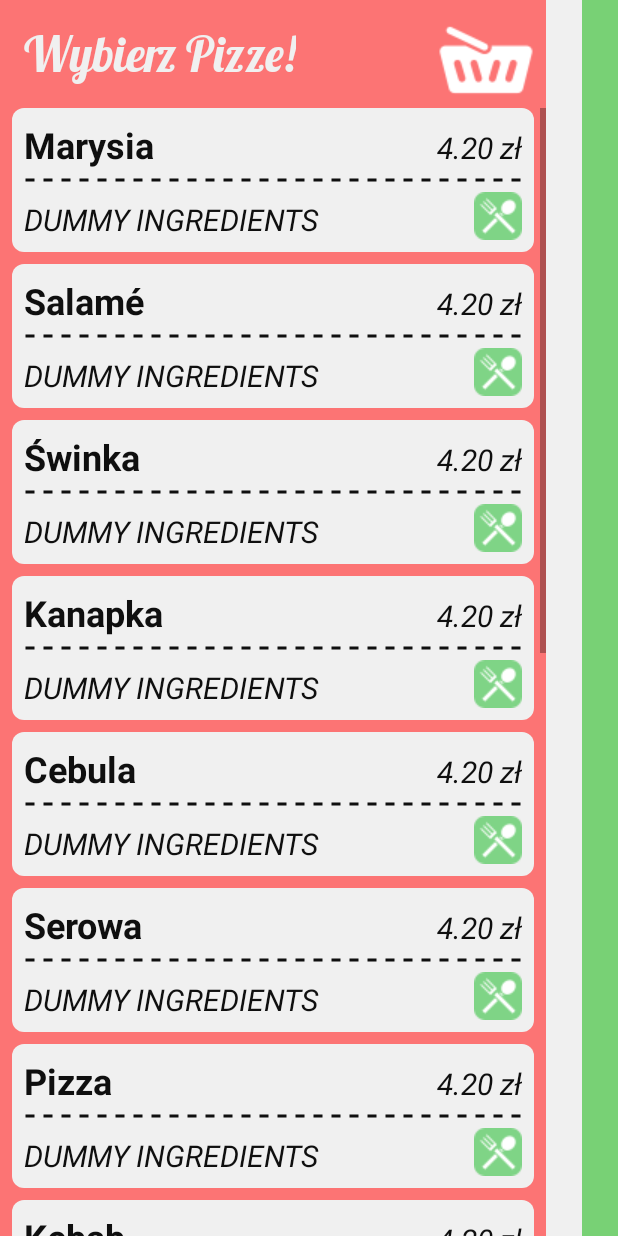
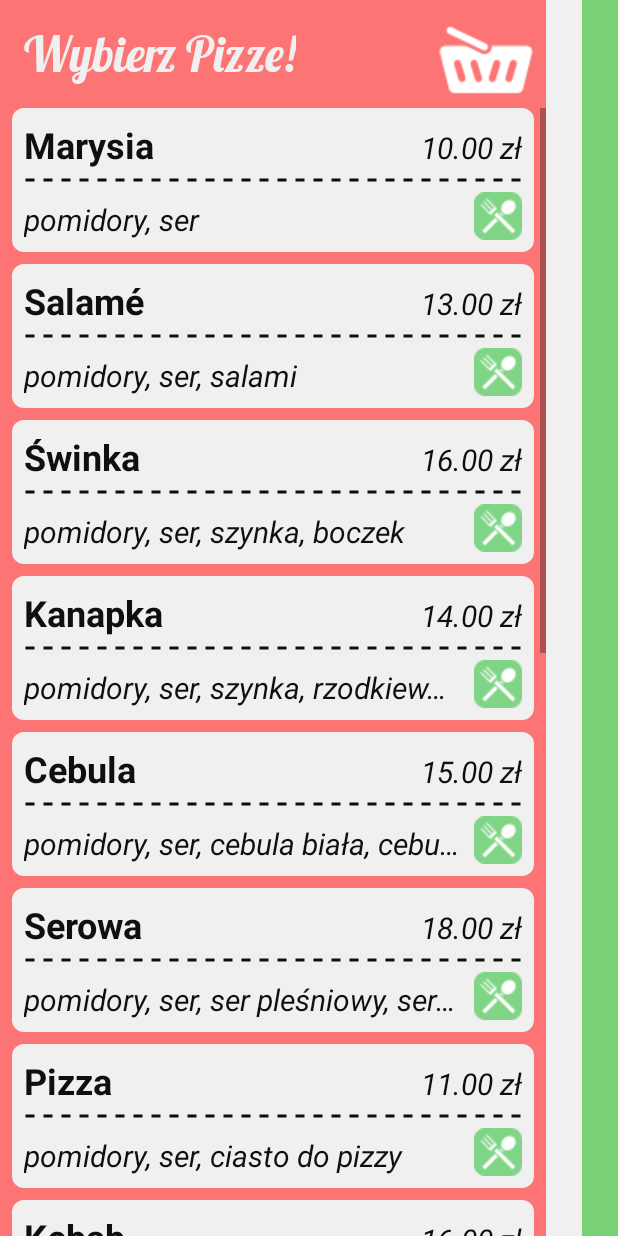
Before and after one commit to Golui/ujio2018, an Android app: the screen it shows after launch (PickPizza), after a tap on "Zamów pizzę!", on a phone screen of 412 x 824 dp. Run offline under Robolectric (Android 15) with nearby library versions, the phone set to English and light mode, and no system bars; libraries missing offline, so code that uses them is left out: org.osmdroid.config; 1 statement that could not run was skipped.

Commit message:
try to marge with Grzesiu

```diff
--- a/Android/app/src/main/AndroidManifest.xml
+++ b/Android/app/src/main/AndroidManifest.xml
@@ -21,8 +21,9 @@
                 <category android:name="android.intent.category.LAUNCHER" />
             </intent-filter>
         </activity>
-        <activity android:name=".activity.TrackOrders"></activity>
-        <activity android:name=".activity.PickPizza"></activity>
+        <activity android:name=".activity.TrackOrders" ></activity>
+        <activity android:name=".activity.PickPizza" ></activity>
+        <activity android:name=".activity.DetailsPizza"></activity>
     </application>
 
 </manifest>
--- a/Android/app/src/main/java/io2018/ii/uj/edu/pl/jurpizza/activity/LaunchActivity.java
+++ b/Android/app/src/main/java/io2018/ii/uj/edu/pl/jurpizza/activity/LaunchActivity.java
@@ -13,13 +13,7 @@ import android.widget.Button;
 
 import org.osmdroid.config.Configuration;
 
-import java.lang.reflect.Array;
-import java.util.Arrays;
-import java.util.List;
-
 import io2018.ii.uj.edu.pl.jurpizza.R;
-import io2018.ii.uj.edu.pl.jurpizza.io.AddressManager;
-import io2018.ii.uj.edu.pl.jurpizza.io.impl.MockAddressManager;
 import io2018.ii.uj.edu.pl.jurpizza.io.impl.MockOfferGetter;
 
 public class LaunchActivity extends Activity {
--- a/Android/app/src/main/java/io2018/ii/uj/edu/pl/jurpizza/adapter/PickPizzaAdapter.java
+++ b/Android/app/src/main/java/io2018/ii/uj/edu/pl/jurpizza/adapter/PickPizzaAdapter.java
@@ -9,6 +9,7 @@ import android.widget.TextView;
 import java.util.List;
 
 import io2018.ii.uj.edu.pl.jurpizza.R;
+import io2018.ii.uj.edu.pl.jurpizza.Util;
 import io2018.ii.uj.edu.pl.jurpizza.model.Pizza;
 
 
@@ -42,12 +43,12 @@ public class PickPizzaAdapter extends BaseAdapter {
 
         View v = View.inflate(mContext, R.layout.pick_pizza_item, null );
         TextView name = (TextView) v.findViewById(R.id.pick_pizza_name);
-        //TextView ingredeints = (TextView) v.findViewById(R.id.pick_pizza_ingredients);
-        //TextView price = (TextView) v.findViewById(R.id.pick_pizza_price);
+        TextView ingredeints = (TextView) v.findViewById(R.id.pick_pizza_ingredients);
+        TextView price = (TextView) v.findViewById(R.id.pick_pizza_price);
 
         name.setText(mPizzaList.get(position).getName());
-        //ingredeints.setText(mPizzaList.get(position).getIngredients());
-        //price.setText(mPizzaList.get(position).getPrice() + " PLN");
+        ingredeints.setText(mPizzaList.get(position).getIngredients());
+        price.setText(Util.formatMoney(mPizzaList.get(position).getPrice()));
 
         v.setTag(mPizzaList.get(position).getId());
 
--- a/Android/app/src/main/java/io2018/ii/uj/edu/pl/jurpizza/model/BasketEntry.java
+++ b/Android/app/src/main/java/io2018/ii/uj/edu/pl/jurpizza/model/BasketEntry.java
@@ -1,5 +1,4 @@
 package io2018.ii.uj.edu.pl.jurpizza.model;
-
 import java.io.Serializable;
 
 public interface BasketEntry extends Serializable {
--- a/Android/app/src/main/res/layout/basket_preview.xml
+++ b/Android/app/src/main/res/layout/basket_preview.xml
@@ -53,7 +53,7 @@
             android:layout_margin="16dp"
             android:background="@android:color/transparent"
             android:contentDescription="@string/dummy_descr"
-            android:src="@mipmap/basket"
+            android:src="@mipmap/basket_raster"
             app:layout_constraintEnd_toEndOf="parent"
             app:layout_constraintTop_toTopOf="parent" />
 
--- a/Android/app/src/main/res/layout/pick_beverage.xml
+++ b/Android/app/src/main/res/layout/pick_beverage.xml
@@ -53,7 +53,7 @@
             android:layout_margin="16dp"
             android:background="@android:color/transparent"
             android:contentDescription="@string/dummy_descr"
-            android:src="@mipmap/basket"
+            android:src="@mipmap/basket_raster"
             app:layout_constraintEnd_toEndOf="parent"
             app:layout_constraintTop_toTopOf="parent" />
 
--- a/Android/app/src/main/res/layout/pick_pizza.xml
+++ b/Android/app/src/main/res/layout/pick_pizza.xml
@@ -54,7 +54,7 @@
             android:layout_margin="8dp"
             android:background="@android:color/transparent"
             android:contentDescription="@string/dummy_descr"
-            android:src="@mipmap/basket"
+            android:src="@mipmap/basket_raster"
             app:layout_constraintEnd_toEndOf="parent"
             app:layout_constraintTop_toTopOf="parent" />
 
--- a/Android/app/src/main/res/layout/pick_pizza_item.xml
+++ b/Android/app/src/main/res/layout/pick_pizza_item.xml
@@ -55,6 +55,8 @@
         android:textColor="@color/darkText"
         android:textSize="20sp"
         android:textStyle="italic"
+        android:ellipsize="end"
+        android:maxLines="1"
         app:layout_constraintBottom_toBottomOf="@+id/pick_pizza_item_wrapper"
         app:layout_constraintEnd_toStartOf="@+id/pick_pizza_button"
         app:layout_constraintStart_toStartOf="@+id/pick_pizza_item_wrapper" />
```
Also changed, not shown: Android/app/src/main/java/io2018/ii/uj/edu/pl/jurpizza/activity/DetailsPizza.java (added, +29 -0 lines), Android/app/src/main/java/io2018/ii/uj/edu/pl/jurpizza/activity/PickPizza.java (+5 -2 lines), Android/app/src/main/res/mipmap-mdpi/basket_raster.png (renamed from Android/app/src/main/res/mipmap-mdpi/basket.png).
